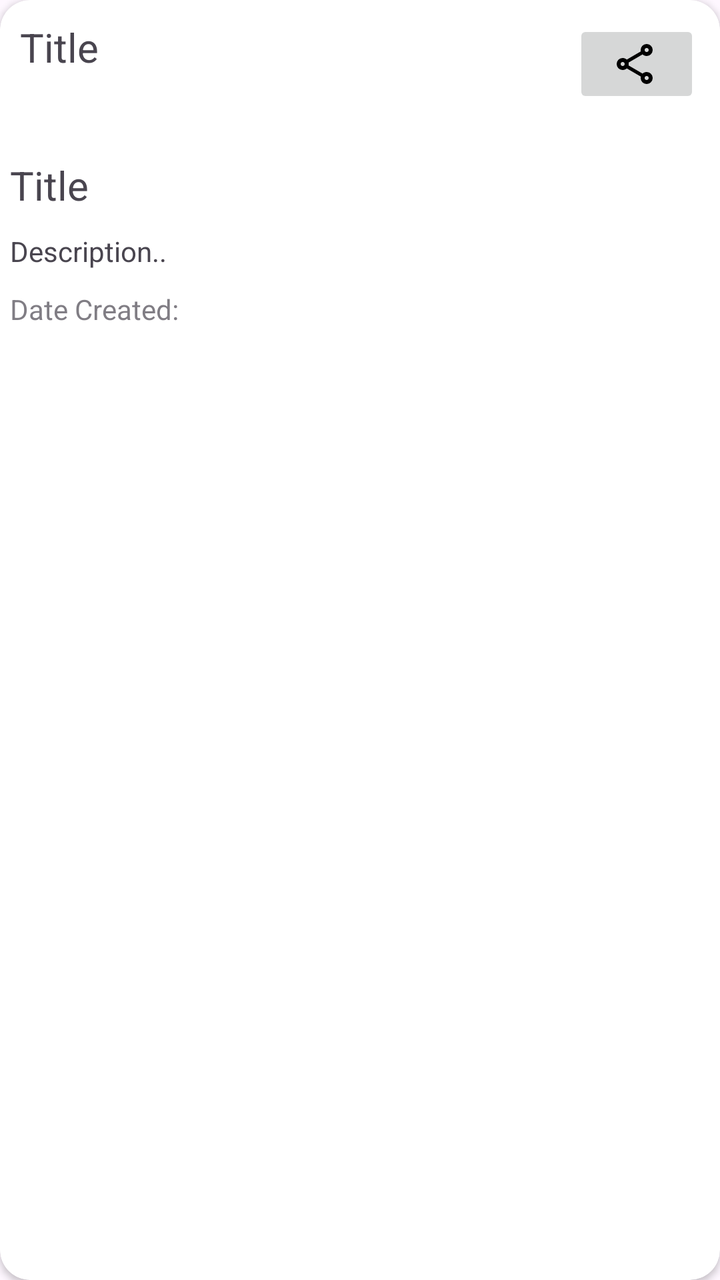
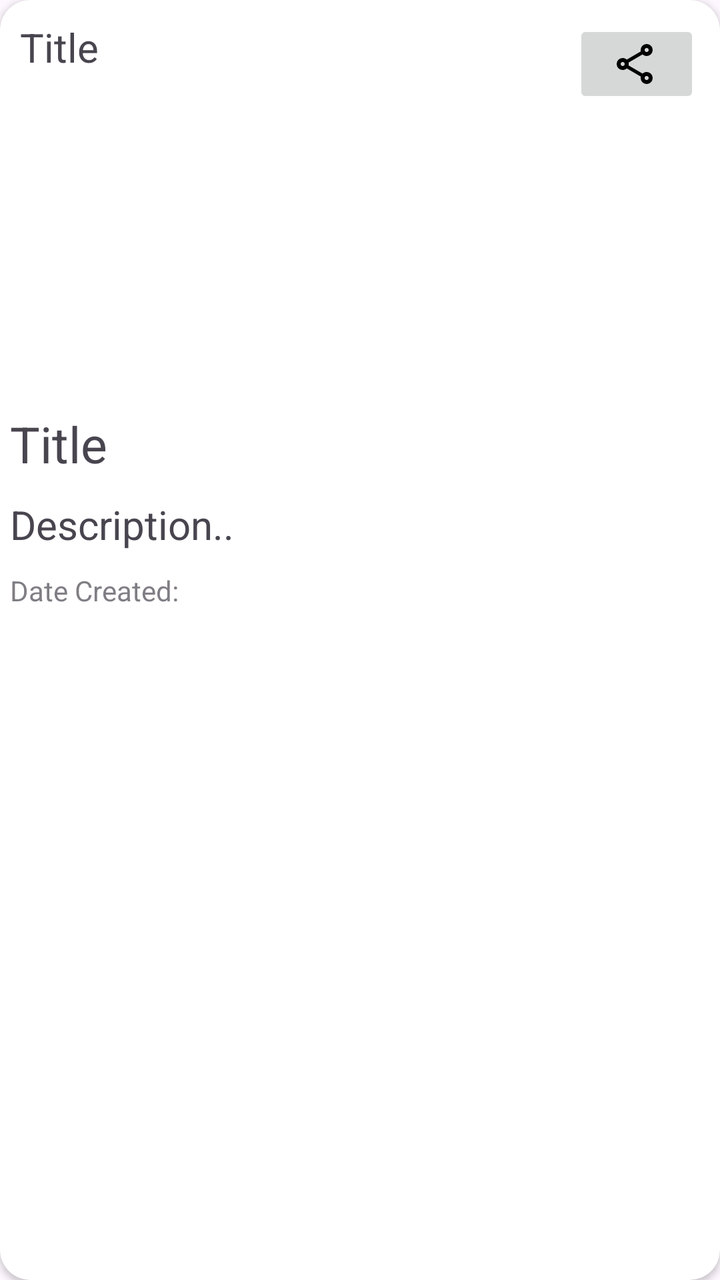

Two renders of the same Android screen: before a commit and after it. Below are the layout's source before the change and the commit's diff.
<!-- AndroidManifest.xml: application theme Theme.JournalApp -->
<!-- res/layout/journalitem.xml -->
<?xml version="1.0" encoding="utf-8"?>
<androidx.cardview.widget.CardView xmlns:android="http://schemas.android.com/apk/res/android"
    android:layout_width="match_parent"
    android:layout_height="wrap_content"
    xmlns:app="http://schemas.android.com/apk/res-auto"

    android:layout_margin="5dp"
    app:cardCornerRadius="15dp">
<LinearLayout
    android:layout_width="match_parent"
    android:layout_height="wrap_content"
    android:orientation="vertical">


    <LinearLayout
        android:layout_width="match_parent"
        android:layout_height="wrap_content"
        android:orientation="horizontal"
        android:layout_margin="5dp"
        android:id="@+id/linearlayout1">

        <TextView
            android:id="@+id/tvjournalitemusername"
            android:layout_width="wrap_content"
            android:layout_height="wrap_content"
            android:layout_margin="5dp"
            android:layout_weight="15"
            android:text="Title"
            android:textSize="20sp"/>

        <ImageButton
            android:id="@+id/ivjournalitemsharebutton"
            android:layout_width="wrap_content"
            android:layout_height="wrap_content"
            android:layout_margin="5dp"
            android:layout_weight="1"
            android:src="@drawable/share"
            />


    </LinearLayout>

    <LinearLayout
        android:layout_width="match_parent"
        android:layout_height="wrap_content"
        android:orientation="vertical"
        android:layout_marginTop="10dp"
        android:id="@+id/linearlayout2">
        
        <ImageView
            android:id="@+id/ivjournalimage"
            android:layout_width="match_parent"
            android:layout_height="wrap_content"
            android:scaleType="fitXY"
            />

        <TextView
            android:id="@+id/tvjournaltitle"
            android:layout_width="match_parent"
            android:layout_height="wrap_content"
            android:text="Title"
            android:textSize="20sp"
            android:layout_margin="5dp"/>
        <TextView
            android:id="@+id/tvjournaldescription"
            android:layout_width="match_parent"
            android:layout_height="wrap_content"
            android:text="Description.."
            android:layout_margin="5dp"
            />

        <TextView
            android:id="@+id/tvjournalcreationtime"
            android:layout_width="match_parent"
            android:layout_height="wrap_content"
            android:text="Date Created:"
            android:alpha="0.7"
            android:layout_margin="5dp"
            />


    </LinearLayout>

</LinearLayout>

</androidx.cardview.widget.CardView>
<!-- resources referenced by this layout -->
<resources>
  <!-- drawable share (drawable) -->
  <vector xmlns:android="http://schemas.android.com/apk/res/android" android:height="24dp" android:tint="#000000" android:viewportHeight="960" android:viewportWidth="960" android:width="24dp">
        
      <path android:fillColor="@android:color/white" android:pathData="M680,880Q630,880 595,845Q560,810 560,760Q560,754 563,732L282,568Q266,583 245,591.5Q224,600 200,600Q150,600 115,565Q80,530 80,480Q80,430 115,395Q150,360 200,360Q224,360 245,368.5Q266,377 282,392L563,228Q561,221 560.5,214.5Q560,208 560,200Q560,150 595,115Q630,80 680,80Q730,80 765,115Q800,150 800,200Q800,250 765,285Q730,320 680,320Q656,320 635,311.5Q614,303 598,288L317,452Q319,459 319.5,465.5Q320,472 320,480Q320,488 319.5,494.5Q319,501 317,508L598,672Q614,657 635,648.5Q656,640 680,640Q730,640 765,675Q800,710 800,760Q800,810 765,845Q730,880 680,880ZM680,800Q697,800 708.5,788.5Q720,777 720,760Q720,743 708.5,731.5Q697,720 680,720Q663,720 651.5,731.5Q640,743 640,760Q640,777 651.5,788.5Q663,800 680,800ZM200,520Q217,520 228.5,508.5Q240,497 240,480Q240,463 228.5,451.5Q217,440 200,440Q183,440 171.5,451.5Q160,463 160,480Q160,497 171.5,508.5Q183,520 200,520ZM708.5,228.5Q720,217 720,200Q720,183 708.5,171.5Q697,160 680,160Q663,160 651.5,171.5Q640,183 640,200Q640,217 651.5,228.5Q663,240 680,240Q697,240 708.5,228.5ZM680,760Q680,760 680,760Q680,760 680,760Q680,760 680,760Q680,760 680,760Q680,760 680,760Q680,760 680,760Q680,760 680,760Q680,760 680,760ZM200,480Q200,480 200,480Q200,480 200,480Q200,480 200,480Q200,480 200,480Q200,480 200,480Q200,480 200,480Q200,480 200,480Q200,480 200,480ZM680,200Q680,200 680,200Q680,200 680,200Q680,200 680,200Q680,200 680,200Q680,200 680,200Q680,200 680,200Q680,200 680,200Q680,200 680,200Z"/>
      
  </vector>
  <style name="Theme.JournalApp" parent="Base.Theme.JournalApp" />
  <style name="Base.Theme.JournalApp" parent="Theme.Material3.DayNight.NoActionBar">
          
          
      </style>
</resources>

<!-- the commit's change to res/layout/journalitem.xml (unified diff, before → after) -->
@@ -6,10 +6,7 @@
 
     android:layout_margin="5dp"
     app:cardCornerRadius="15dp">
-<LinearLayout
-    android:layout_width="match_parent"
-    android:layout_height="wrap_content"
-    android:orientation="vertical">
+
 
 
     <LinearLayout
@@ -44,14 +41,14 @@
         android:layout_width="match_parent"
         android:layout_height="wrap_content"
         android:orientation="vertical"
-        android:layout_marginTop="10dp"
+
         android:id="@+id/linearlayout2">
         
         <ImageView
             android:id="@+id/ivjournalimage"
             android:layout_width="match_parent"
-            android:layout_height="wrap_content"
-            android:scaleType="fitXY"
+            android:layout_height="200dp"
+            android:scaleType="centerCrop"
             />
 
         <TextView
@@ -59,13 +56,14 @@
             android:layout_width="match_parent"
             android:layout_height="wrap_content"
             android:text="Title"
-            android:textSize="20sp"
+            android:textSize="25sp"
             android:layout_margin="5dp"/>
         <TextView
             android:id="@+id/tvjournaldescription"
             android:layout_width="match_parent"
             android:layout_height="wrap_content"
             android:text="Description.."
+            android:textSize="20sp"
             android:layout_margin="5dp"
             />
 
@@ -81,6 +79,6 @@
 
     </LinearLayout>
 
-</LinearLayout>
+
 
 </androidx.cardview.widget.CardView>
